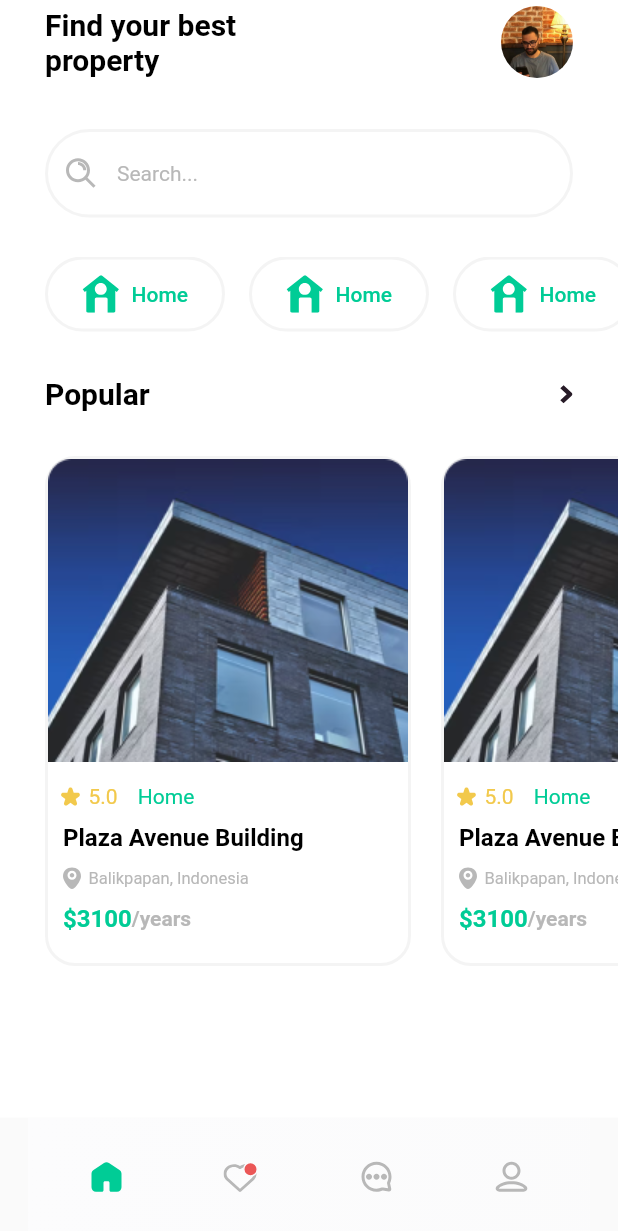
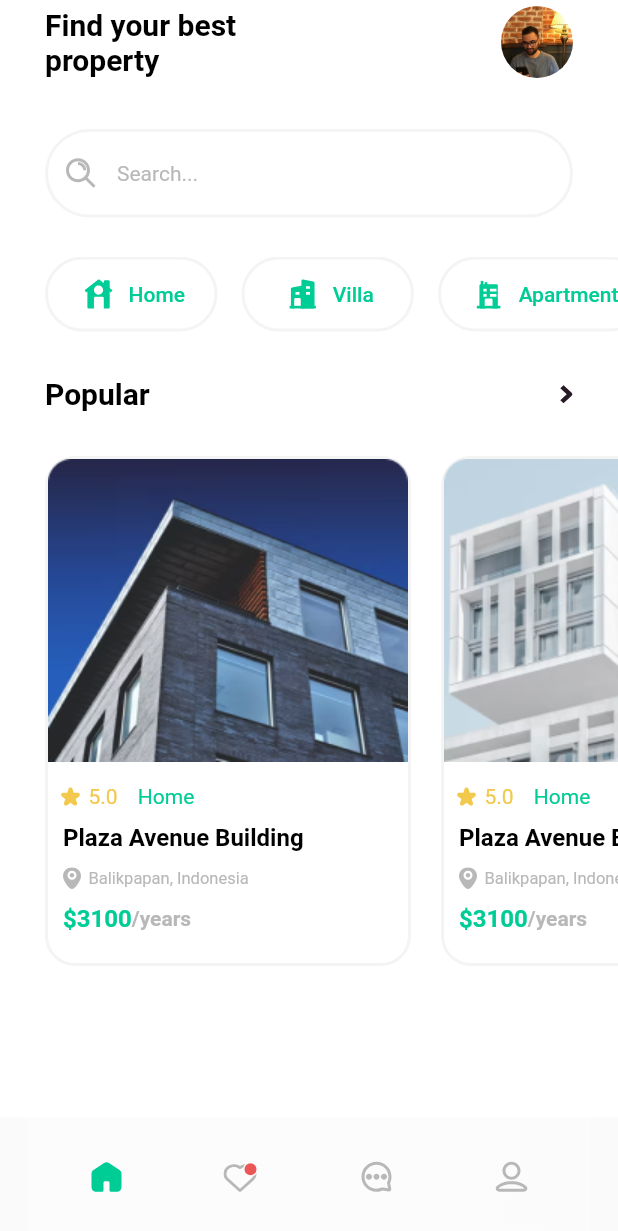
Before and after one commit to mahdinaghikhanii/realestate, a Flutter app: the screen it shows after launch, on a phone screen of 412 x 824 dp. Shown: the top 1231 px of the screen. Run offline on Flutter 3.47's test engine with Material 2 defaults, Android fonts, the phone set to English and light mode, and no system bars; our stand-ins replace flutter_svg, loading_animation_widget.

Commit message:
add fonts in project and svg && create loading widgets and notFound

```diff
--- a/lib/main.dart
+++ b/lib/main.dart
@@ -1,4 +1,6 @@
 import 'package:flutter/material.dart';
+import 'package:provider/provider.dart';
+import 'package:realestate/repository/homeinformation_repository.dart';
 
 import 'views/home.dart';
 
@@ -11,13 +13,19 @@ class MyApp extends StatelessWidget {
 
   @override
   Widget build(BuildContext context) {
-    return MaterialApp(
-      debugShowCheckedModeBanner: false,
-      title: 'Realstat e',
-      theme: ThemeData(
-        primarySwatch: Colors.blue,
+    return MultiProvider(
+      providers: [
+        ChangeNotifierProvider(
+            create: ((context) => HomeInformationModelRepository()))
+      ],
+      child: MaterialApp(
+        debugShowCheckedModeBanner: false,
+        title: 'Realstat e',
+        theme: ThemeData(
+          primarySwatch: Colors.blue,
+        ),
+        home: const Home(),
       ),
-      home: const Home(),
     );
   }
 }
--- a/lib/model/home_information.dart
+++ b/lib/model/home_information.dart
@@ -1,24 +1,26 @@
 class HomeInformationModel {
-  int? id;
-  String? title;
+  late int id;
+  late String title;
   int? price;
   String? country;
   String? city;
   String? rentalTime;
-  String? category;
-  String? image;
+  late String category;
+  late String image;
   double? rate;
+  late String iconCategory;
 
   HomeInformationModel(
-      {this.id,
-      this.title,
+      {required this.id,
+      required this.title,
       this.price,
       this.country,
       this.city,
       this.rentalTime,
-      this.category,
-      this.image,
-      this.rate});
+      required this.category,
+      required this.image,
+      this.rate,
+      required this.iconCategory});
 
   HomeInformationModel.fromJson(Map<String, dynamic> json) {
     id = json['id'];
@@ -30,6 +32,7 @@ class HomeInformationModel {
     category = json['category'];
     image = json['image'];
     rate = json['rate'];
+    iconCategory = json['icon_category'];
   }
 
   Map<String, dynamic> toJson() {
@@ -42,7 +45,8 @@ class HomeInformationModel {
     data['Rental_time'] = rentalTime;
     data['category'] = category;
     data['image'] = image;
-    data['rate'] = rate;
+    data['rate'] = rate as double;
+    data['icon_category'] = iconCategory;
     return data;
   }
 }
--- a/lib/module/widgets/category_iteam.dart
+++ b/lib/module/widgets/category_iteam.dart
@@ -1,16 +1,18 @@
 import 'package:flutter/material.dart';
 import 'package:flutter_svg/svg.dart';
+import 'package:realestate/model/home_information.dart';
 
 class CateGoryIteam extends StatelessWidget {
-  const CateGoryIteam({Key? key}) : super(key: key);
+  final HomeInformationModel model;
+  const CateGoryIteam({Key? key, required this.model}) : super(key: key);
 
   @override
   Widget build(BuildContext context) {
     return Padding(
       padding: const EdgeInsets.only(right: 16),
       child: Container(
-          height: 28,
-          width: 120,
+          height: 26,
+          width: model.category.length < 6 ? 115 : 140,
           padding: const EdgeInsets.symmetric(vertical: 8),
           decoration: BoxDecoration(
               border: Border.all(width: 2, color: const Color(0xFFF4F4F4)),
@@ -20,15 +22,18 @@ class CateGoryIteam extends StatelessWidget {
             crossAxisAlignment: CrossAxisAlignment.center,
             children: [
               SizedBox(
-                width: 25,
-                height: 25,
-                child: SvgPicture.asset('assets/svg/Subtract.svg',
-                    width: 30, height: 30, color: const Color(0xFF00CC96)),
+                width: 28,
+                height: 28,
+                child: SvgPicture.asset(model.iconCategory.toString(),
+                    fit: BoxFit.scaleDown,
+                    width: 20,
+                    height: 30,
+                    color: const Color(0xFF00CC96)),
               ),
-              const SizedBox(width: 8),
-              const Text("Home",
+              const SizedBox(width: 6),
+              Text(model.category,
                   textAlign: TextAlign.center,
-                  style: TextStyle(
+                  style: const TextStyle(
                       color: Color(0xFF00CC96),
                       fontSize: 14,
                       fontWeight: FontWeight.w500)),
--- a/lib/module/widgets/home_details_item.dart
+++ b/lib/module/widgets/home_details_item.dart
@@ -1,8 +1,11 @@
 import 'package:flutter/material.dart';
 import 'package:flutter_svg/svg.dart';
+import 'package:realestate/model/home_information.dart';
 
 class InformationHomeDetailsIteam extends StatelessWidget {
-  const InformationHomeDetailsIteam({Key? key}) : super(key: key);
+  final HomeInformationModel model;
+  const InformationHomeDetailsIteam({Key? key, required this.model})
+      : super(key: key);
 
   @override
   Widget build(BuildContext context) {
@@ -16,7 +19,7 @@ class InformationHomeDetailsIteam extends StatelessWidget {
               mainAxisAlignment: MainAxisAlignment.start,
               crossAxisAlignment: CrossAxisAlignment.start,
               children: [
-                Image.asset('assets/img/home1.png'),
+                Image.asset(model.image),
                 const SizedBox(height: 15),
                 Padding(
                   padding: const EdgeInsets.only(left: 8.0),
--- a/lib/repository/homeinformation_repository.dart
+++ b/lib/repository/homeinformation_repository.dart
@@ -1,20 +1,23 @@
 import 'dart:convert';
 
+import 'package:flutter/material.dart';
 import 'package:flutter/services.dart';
 import 'package:realestate/model/home_information.dart';
 
-class HomeInformationModelRepository {
+class HomeInformationModelRepository extends ChangeNotifier {
   List<HomeInformationModel> _listIteams = [];
+  List get items => _listIteams;
+
   Future featchData() async {
-    return await Future.delayed(const Duration(seconds: 1)).then((value) async {
-      var respone = await rootBundle.loadString('lib/data/home_data.json');
+    return await Future.delayed(const Duration(seconds: 2)).then((value) async {
+      var respone = await rootBundle.loadString('assets/data/home_data.json');
       List data = jsonDecode(respone);
       List<HomeInformationModel> loadedInformationHome = [];
       for (var i = 0; i < data.length; i++) {
         var result = HomeInformationModel.fromJson(data[i]);
         loadedInformationHome.add(result);
       }
-      if (_listIteams.isNotEmpty) {
+      if (_listIteams.isEmpty) {
         return _listIteams = loadedInformationHome;
       }
       return Exception(" we have problems here");
--- a/lib/views/home.dart
+++ b/lib/views/home.dart
@@ -1,15 +1,32 @@
+import 'dart:developer';
+
 import 'package:flutter/material.dart';
 import 'package:flutter_svg/flutter_svg.dart';
-import 'package:realestate/module/widgets/home_details_item.dart';
+import 'package:provider/provider.dart';
 
 import '../module/widgets/category_iteam.dart';
+import '../module/widgets/home_details_item.dart';
 import '../module/widgets/input_text.dart';
+import '../module/widgets/loading.dart';
+import '../repository/homeinformation_repository.dart';
 
 class Home extends StatelessWidget {
   const Home({Key? key}) : super(key: key);
 
   @override
   Widget build(BuildContext context) {
+    final homeData =
+        Provider.of<HomeInformationModelRepository>(context, listen: false);
+    return FutureBuilder(
+      future:
+          Provider.of<HomeInformationModelRepository>(context, listen: false)
+              .featchData(),
+      builder: (context, featchedata) {
+        if (featchedata.connectionState == ConnectionState.waiting) {
+          return const Loading();
+        }
+        if (featchedata.connectionState == ConnectionState.none) {}
+
         return Scaffold(
             bottomNavigationBar: SvgPicture.asset("assets/svg/listbar.svg"),
             appBar: AppBar(
@@ -64,9 +81,10 @@ class Home extends StatelessWidget {
                           height: 50,
                           child: ListView.builder(
                               scrollDirection: Axis.horizontal,
-                          itemCount: 3,
+                              itemCount: homeData.items.length,
                               itemBuilder: (context, index) {
-                            return const CateGoryIteam();
+                                return CateGoryIteam(
+                                    model: homeData.items[index]);
                               })),
                     ),
                     const SizedBox(height: 30),
@@ -80,7 +98,11 @@ class Home extends StatelessWidget {
                                     fontWeight: FontWeight.bold,
                                     fontSize: 20)),
                             const Spacer(),
-                        SvgPicture.asset("assets/svg/right.svg")
+                            InkWell(
+                                onTap: () {
+                                  log(homeData.items.length.toString());
+                                },
+                                child: SvgPicture.asset("assets/svg/right.svg"))
                           ],
                         )),
                     Padding(
@@ -92,12 +114,15 @@ class Home extends StatelessWidget {
                               scrollDirection: Axis.horizontal,
                               itemCount: 3,
                               itemBuilder: (context, index) {
-                            return const InformationHomeDetailsIteam();
+                                return InformationHomeDetailsIteam(
+                                    model: homeData.items[index]);
                               })),
                     ),
                   ],
                 ),
               ),
             ));
+      },
+    );
   }
 }
--- a/pubspec.yaml
+++ b/pubspec.yaml
@@ -36,6 +36,8 @@ dependencies:
   cupertino_icons: ^1.0.2
   flutter_svg: ^1.1.3
   loading_animation_widget: ^1.2.0+2
+  provider: ^6.0.3
+  animations: ^2.0.3
 
 dev_dependencies:
   flutter_test:
```
Also changed, not shown: assets/data/home_data.json (+21 -7 lines), lib/module/widgets/loading.dart (added, +16 -0 lines), lib/module/widgets/notfound.dart (added, +10 -0 lines), assets/fonts/Poppins-Black.ttf (added), assets/fonts/Poppins-Italic.ttf (added), assets/svg/aparteman.svg (added), assets/svg/apartmen.svg (deleted), assets/svg/home.svg (added), assets/svg/vila.svg, pubspec.lock. Lines whose indentation alone changed are shown as unchanged.
